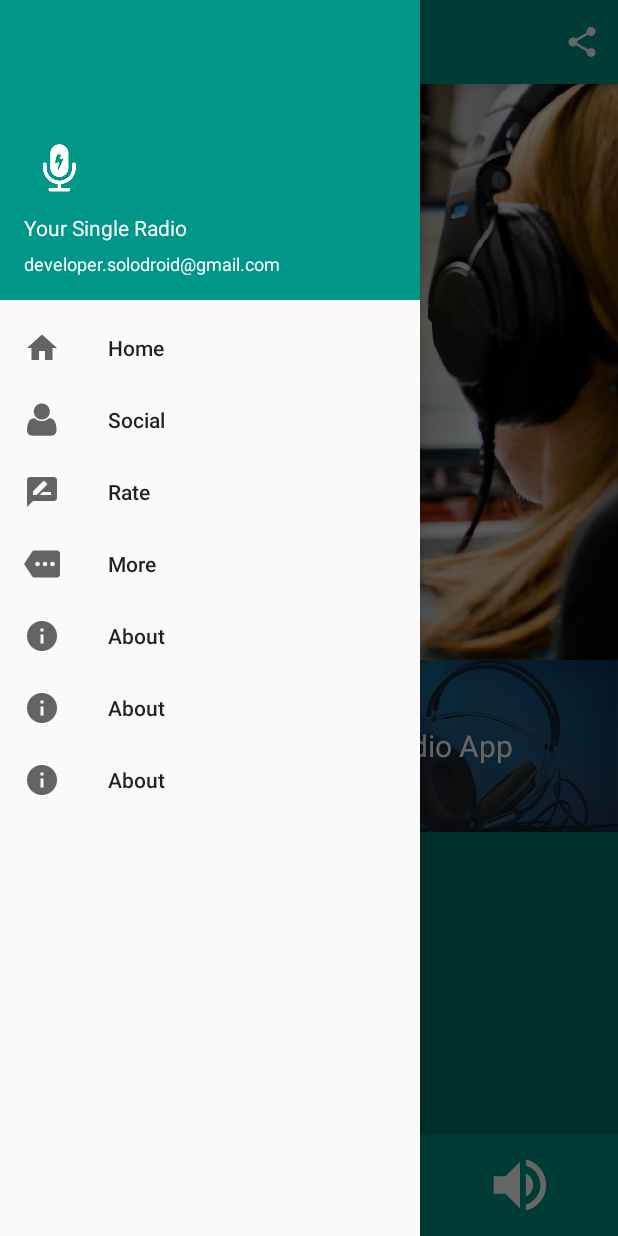
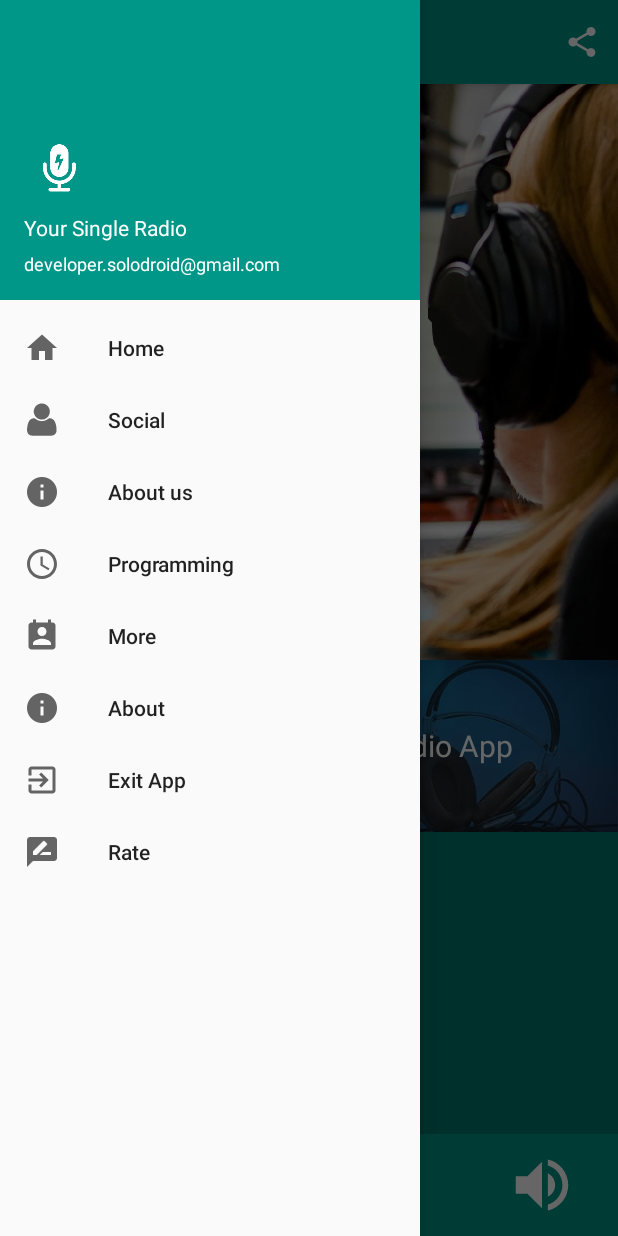
Before and after one commit to fabriziogelsi/primerDesarrollo-androidTeamPPS, an Android app: the screen it shows after launch (MainActivity), with the side drawer open, on a phone screen of 412 x 824 dp. Run offline under Robolectric (Android 15) with nearby library versions, the phone set to English and light mode, and no system bars; our stand-ins replace AdMob, ButterKnife; 6 statements that could not run were skipped.

```diff
--- a/app/src/main/java/com/solodroid/yourradioappsinglestation/utilities/Callscreen.java
+++ b/app/src/main/java/com/solodroid/yourradioappsinglestation/utilities/Callscreen.java
@@ -11,9 +11,10 @@ import com.solodroid.yourradioappsinglestation.activities.BaseWebviewActivity;
 
 public class Callscreen {
 
-    public static void renderURL(Activity mActivity, String url) {
+    public static void renderURL(Activity mActivity, String url, String title) {
         Intent i = new Intent(mActivity, BaseWebviewActivity.class);
         i.putExtra(BaseWebviewActivity.URL_TO_RENDER_TAG,url);
+        i.putExtra(BaseWebviewActivity.TITLE, title);
         mActivity.startActivity(i);
     }
 
--- /dev/null
+++ b/app/src/main/res/drawable/ic_contact.xml
@@ -0,0 +1,9 @@
+<vector xmlns:android="http://schemas.android.com/apk/res/android"
+        android:width="24dp"
+        android:height="24dp"
+        android:viewportWidth="24.0"
+        android:viewportHeight="24.0">
+    <path
+        android:pathData="M19,3h-1L18,1h-2v2L8,3L8,1L6,1v2L5,3c-1.11,0 -2,0.9 -2,2v14c0,1.1 0.89,2 2,2h14c1.1,0 2,-0.9 2,-2L21,5c0,-1.1 -0.9,-2 -2,-2zM12,6c1.66,0 3,1.34 3,3s-1.34,3 -3,3 -3,-1.34 -3,-3 1.34,-3 3,-3zM18,18L6,18v-1c0,-2 4,-3.1 6,-3.1s6,1.1 6,3.1v1z"
+        android:fillColor="#D3D3D3"/>
+</vector>
--- /dev/null
+++ b/app/src/main/res/drawable/ic_exit_aoo.xml
@@ -0,0 +1,9 @@
+<vector xmlns:android="http://schemas.android.com/apk/res/android"
+        android:width="24dp"
+        android:height="24dp"
+        android:viewportWidth="24.0"
+        android:viewportHeight="24.0">
+    <path
+        android:pathData="M10.09,15.59L11.5,17l5,-5 -5,-5 -1.41,1.41L12.67,11H3v2h9.67l-2.58,2.59zM19,3H5c-1.11,0 -2,0.9 -2,2v4h2V5h14v14H5v-4H3v4c0,1.1 0.89,2 2,2h14c1.1,0 2,-0.9 2,-2V5c0,-1.1 -0.9,-2 -2,-2z"
+        android:fillColor="#D3D3D3"/>
+</vector>
--- /dev/null
+++ b/app/src/main/res/drawable/ic_schedule.xml
@@ -0,0 +1,12 @@
+<vector xmlns:android="http://schemas.android.com/apk/res/android"
+        android:width="24dp"
+        android:height="24dp"
+        android:viewportWidth="24.0"
+        android:viewportHeight="24.0">
+    <path
+        android:pathData="M11.99,2C6.47,2 2,6.48 2,12s4.47,10 9.99,10C17.52,22 22,17.52 22,12S17.52,2 11.99,2zM12,20c-4.42,0 -8,-3.58 -8,-8s3.58,-8 8,-8 8,3.58 8,8 -3.58,8 -8,8z"
+        android:fillColor="#D3D3D3"/>
+    <path
+        android:pathData="M12.5,7H11v6l5.25,3.15 0.75,-1.23 -4.5,-2.67z"
+        android:fillColor="#D3D3D3"/>
+</vector>
--- a/app/src/main/res/layout/fragment_radio_player.xml
+++ b/app/src/main/res/layout/fragment_radio_player.xml
@@ -139,11 +139,11 @@
                 android:src="@drawable/ic_vol_up"
                 android:visibility="visible"
                 android:tint="@color/white"
+                android:layout_marginRight="11dp"
+                android:layout_marginEnd="11dp"
                 android:layout_alignParentTop="true"
                 android:layout_alignParentRight="true"
-                android:layout_alignParentEnd="true"
-                android:layout_marginRight="26dp"
-                android:layout_marginEnd="26dp" />
+                android:layout_alignParentEnd="true" />
 
             <ImageView
                 android:id="@+id/btn_decrease_volume"
@@ -155,10 +155,10 @@
                 android:tint="@color/white"
                 android:visibility="visible"
                 android:layout_alignParentTop="true"
-                android:layout_toLeftOf="@+id/btn_play"
-                android:layout_toStartOf="@+id/btn_play"
-                android:layout_marginRight="41dp"
-                android:layout_marginEnd="41dp" />
+                android:layout_alignParentLeft="true"
+                android:layout_alignParentStart="true"
+                android:layout_marginLeft="12dp"
+                android:layout_marginStart="12dp" />
 
         </RelativeLayout>
 
--- a/app/src/main/res/menu/menu_drawer.xml
+++ b/app/src/main/res/menu/menu_drawer.xml
@@ -13,13 +13,18 @@
             android:title="@string/drawer_social" />
 
         <item
-            android:id="@+id/drawer_rate"
-            android:icon="@drawable/ic_drawer_rate"
-            android:title="@string/drawer_rate" />
+            android:id="@+id/drawer_about_us"
+            android:icon="@drawable/ic_drawer_about"
+            android:title="@string/drawer_about_us" />
+
+        <item
+            android:id="@+id/drawer_programming"
+            android:icon="@drawable/ic_schedule"
+            android:title="@string/drawer_programming" />
 
         <item
             android:id="@+id/drawer_more"
-            android:icon="@drawable/ic_drawer_more"
+            android:icon="@drawable/ic_contact"
             android:title="@string/drawer_more" />
 
         <item
@@ -28,14 +33,21 @@
             android:title="@string/drawer_about" />
 
         <item
-            android:id="@+id/drawer_programming"
-            android:icon="@drawable/ic_drawer_about"
-            android:title="@string/drawer_about" />
+            android:id="@+id/drawer_exit"
+            android:icon="@drawable/ic_exit_aoo"
+            android:title="@string/drawer_exit" />
+
+        <!--
+        <item
+            android:id="@+id/drawer_empty_space_1"
+            android:title="@string/drawer_empty_title" />
+            -->
 
         <item
-            android:id="@+id/drawer_about_us"
-            android:icon="@drawable/ic_drawer_about"
-            android:title="@string/drawer_about" />
+            android:id="@+id/drawer_rate"
+            android:icon="@drawable/ic_drawer_rate"
+            android:title="@string/drawer_rate" />
+
     </group>
 
 </menu>
--- a/app/src/main/res/values/strings.xml
+++ b/app/src/main/res/values/strings.xml
@@ -9,6 +9,10 @@
     <string name="drawer_rate">Rate</string>
     <string name="drawer_more">More</string>
     <string name="drawer_about">About</string>
+    <string name="drawer_programming">Programming</string>
+    <string name="drawer_about_us">About us</string>
+    <string name="drawer_exit">Exit App</string>
+    <string name="drawer_empty_title"></string>
 
     <!--about information-->
     <string name="app_version">Version 1.0.0</string>
```
Also changed, not shown: app/src/main/java/com/solodroid/yourradioappsinglestation/activities/BaseWebviewActivity.java (+36 -1 lines), app/src/main/java/com/solodroid/yourradioappsinglestation/activities/MainActivity.java (+7 -4 lines), app/src/main/res/layout/activity_webview.xml (+8 -4 lines).
